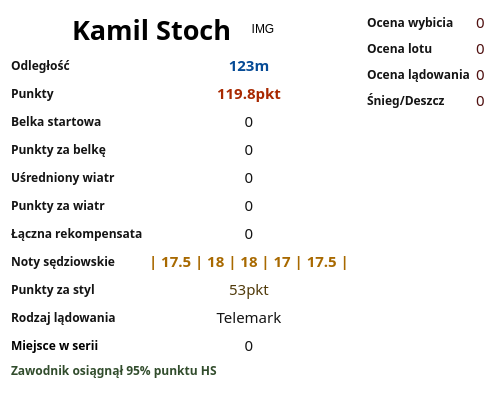
The window that source/UI/ResultsShowing/JumpDataDetailedInfoWindow.ui (SiekamCebule/sj-sim) describes before a commit, drawn with Qt 5.
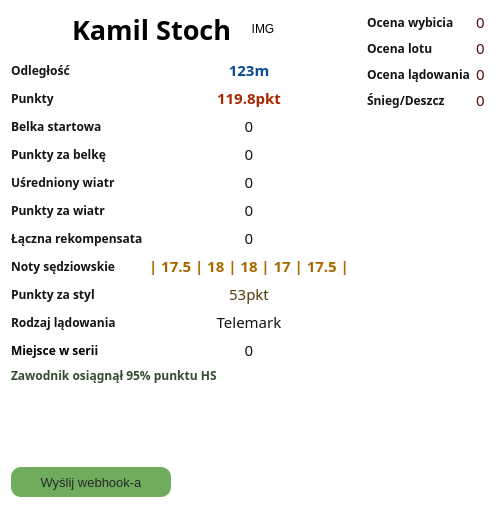
The same window after the commit.

What changed in the file:
```diff
--- a/source/UI/ResultsShowing/JumpDataDetailedInfoWindow.ui
+++ b/source/UI/ResultsShowing/JumpDataDetailedInfoWindow.ui
@@ -7,7 +7,7 @@
     <x>0</x>
     <y>0</y>
     <width>496</width>
-    <height>418</height>
+    <height>508</height>
    </rect>
   </property>
   <property name="sizePolicy">
@@ -565,6 +565,40 @@
        </property>
       </spacer>
      </item>
+     <item>
+      <widget class="QPushButton" name="pushButton">
+       <property name="minimumSize">
+        <size>
+         <width>160</width>
+         <height>30</height>
+        </size>
+       </property>
+       <property name="maximumSize">
+        <size>
+         <width>160</width>
+         <height>30</height>
+        </size>
+       </property>
+       <property name="font">
+        <font>
+         <pointsize>10</pointsize>
+        </font>
+       </property>
+       <property name="styleSheet">
+        <string notr="true">QPushButton{
+background-color: rgb(111, 172, 94);
+color: rgb(40, 40, 40);
+border-radius: 10px;
+}
+QPushButton:hover{
+background-color: rgb(81, 142, 64);
+}</string>
+       </property>
+       <property name="text">
+        <string>Wyślij webhook-a</string>
+       </property>
+      </widget>
+     </item>
     </layout>
    </item>
    <item>
```
